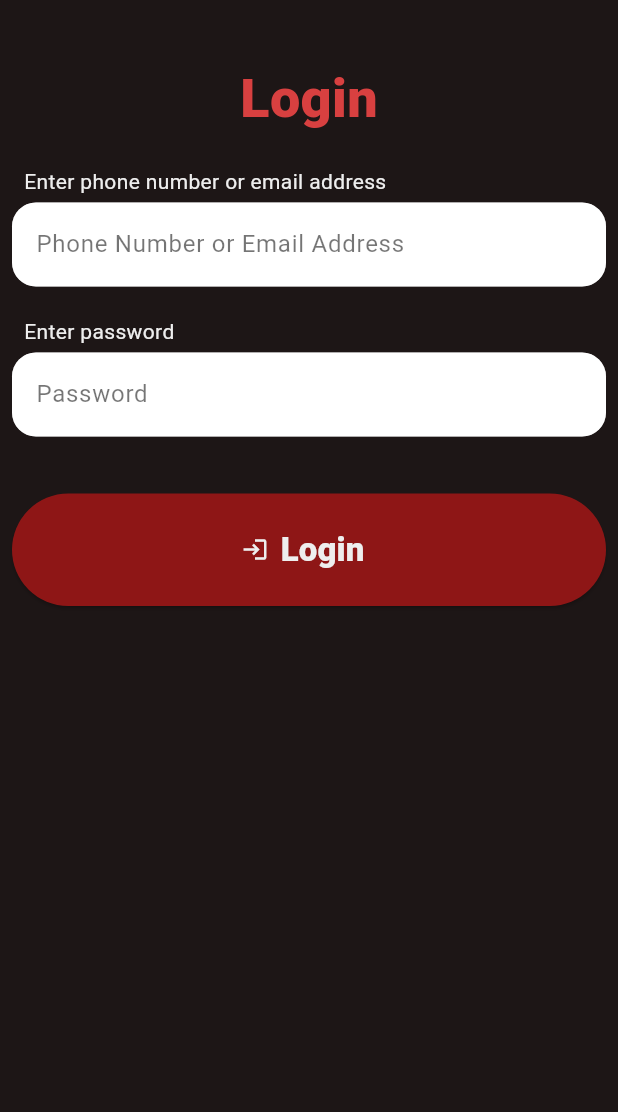
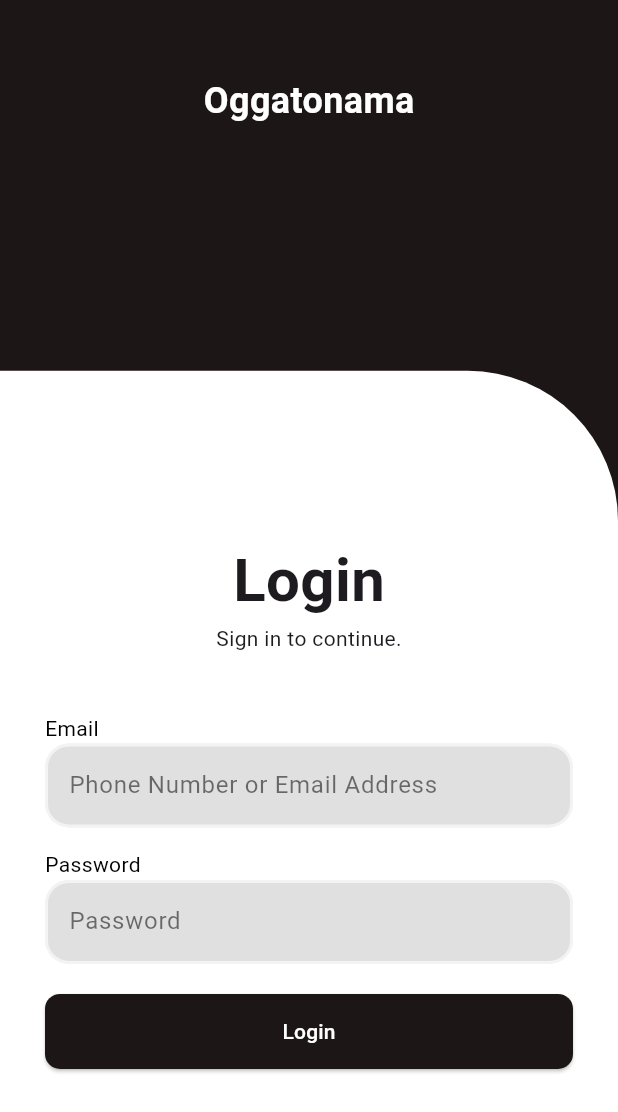
Before and after one commit to PanthaProtick/oggatonama, a Flutter app: the Login screen opened directly, on a phone screen of 412 x 824 dp. Shown: the top 1112 px of the screen. Run offline on Flutter 3.47's test engine with Material 3 defaults, Android fonts, the phone set to English and light mode, and no system bars; our stand-ins replace cloud_firestore, firebase_auth, firebase_core, get; accounts and stored records are empty.

Commit message:
Remastered Login/Rege page

```diff
--- a/lib/login.dart
+++ b/lib/login.dart
@@ -20,34 +20,55 @@ class Login extends StatelessWidget {
 
     return Scaffold(
       backgroundColor: const Color(0xFF1D1616),
-      body: SingleChildScrollView(
+      body: Stack(
+        children: [
+          Align(
+            alignment: Alignment.topCenter,
+            child: Padding(
+              padding: const EdgeInsets.only(top: 50),
+              child: Text(
+                'Oggatonama',
+                style: TextStyle(
+                  fontSize: 24,
+                  fontWeight: FontWeight.bold,
+                  color: Colors.white,
+                ),
+              ),
+            ),
+          ),
+          Align(
+            alignment: Alignment.bottomCenter,
+            child: Container(
+              height: MediaQuery.of(context).size.height * 0.7,
+              decoration: BoxDecoration(
+                color: Colors.white,
+                borderRadius: BorderRadius.only(
+                  topRight: Radius.circular(100),
+                ),
+              ),
+              child: Center(
+                child: Padding(
+                  padding: EdgeInsets.symmetric(horizontal: 30),
+                  child: SingleChildScrollView
+                  (
                     child: Column(
+                      mainAxisAlignment: MainAxisAlignment.center,
                       children: [
-            Padding(
-              padding: const EdgeInsets.fromLTRB(8, 40, 8, 8),
-              child: Text(
+                        Text(
                           'Login',
                           style: TextStyle(
-                    fontWeight: FontWeight.w800,
-                    fontSize: 36,
-                    color: const Color(0xFFD84040)),
+                            fontWeight: FontWeight.bold,
+                            fontSize: 40,
                           ),
                         ),
-            Column(children: [
-              Padding(
-                  padding: const EdgeInsets.all(8.0),
-                  child: Column(
-                    children: [
-                      const Padding(
-                        padding: EdgeInsets.fromLTRB(8, 4, 8, 4),
-                        child: Align(
+                        Text('Sign in to continue.'),
+                        const SizedBox(height: 40),
+                        Align(
                           alignment: Alignment.centerLeft,
                           child: Text(
-                            'Enter phone number or email address',
+                            'Email',
                             style: TextStyle(
-                                fontWeight: FontWeight.w400,
-                                fontSize: 14,
-                                color: Color(0xFFEEEEEE)),
+                              color: Colors.black,
                             ),
                           ),
                         ),
@@ -56,7 +77,10 @@ class Login extends StatelessWidget {
                           keyboardType: TextInputType.text,
                           decoration: InputDecoration(
                             filled: true,
-                          fillColor: Colors.white,
+                            fillColor: Colors.grey[300],
+                            border: OutlineInputBorder(
+                              borderRadius: BorderRadius.circular(10),
+                            ),
                             focusedBorder: border,
                             enabledBorder: border,
                             hintText: 'Phone Number or Email Address',
@@ -64,25 +88,14 @@ class Login extends StatelessWidget {
                               color: Colors.black54,
                             ),
                           ),
-                      )
-                    ],
-                  ))
-            ]),
-            Column(children: [
-              Padding(
-                  padding: const EdgeInsets.all(8.0),
-                  child: Column(
-                    children: [
-                      const Padding(
-                        padding: EdgeInsets.fromLTRB(8, 4, 8, 4),
-                        child: Align(
+                        ),
+                        const SizedBox(height: 15),
+                        Align(
                           alignment: Alignment.centerLeft,
                           child: Text(
-                            'Enter password',
+                            'Password',
                             style: TextStyle(
-                                fontWeight: FontWeight.w400,
-                                fontSize: 14,
-                                color: Color(0xFFEEEEEE)),
+                              color: Colors.black,
                             ),
                           ),
                         ),
@@ -92,7 +105,7 @@ class Login extends StatelessWidget {
                           obscureText: true,
                           decoration: InputDecoration(
                             filled: true,
-                          fillColor: Colors.white,
+                            fillColor: Colors.grey[300],
                             focusedBorder: border,
                             enabledBorder: border,
                             hintText: 'Password',
@@ -100,35 +113,39 @@ class Login extends StatelessWidget {
                               color: Colors.black54,
                             ),
                           ),
-                      )
-                    ],
-                  ))
-            ]),
-            Padding(
-              padding: const EdgeInsets.fromLTRB(8, 30, 8, 8),
-              child: Obx(() => controller.isLoading.value
-                  ? const CircularProgressIndicator()
-                  : ElevatedButton.icon(
-                onPressed: () async{
+                        ),
+                        SizedBox(height: 20),
+                        Obx(() => controller.isLoading.value
+                            ? CircularProgressIndicator()
+                            : SizedBox(
+                                width: double.infinity,
+                                height: 50,
+                                child: ElevatedButton(
+                                  style: ElevatedButton.styleFrom(
+                                    backgroundColor: const Color(0xFF1D1616),
+                                    shape: RoundedRectangleBorder(
+                                      borderRadius: BorderRadius.circular(10),
+                                    ),
+                                  ),
+                                  onPressed: () {
                                     controller.login(context);
                                   },
-                style: ElevatedButton.styleFrom(
-                    minimumSize: const Size(double.infinity, 75),
-                    backgroundColor: const Color(0xFF8E1616),
-                    foregroundColor: const Color(0xFFEEEEEE)),
-                label: const Text(
+                                  child: Text(
                                     'Login',
                                     style: TextStyle(
-                    fontWeight: FontWeight.w800,
-                    fontSize: 22,
+                                      color: Colors.white,
                                     ),
                                   ),
-                icon: const Icon(Icons.login_outlined,
-                    color: Color(0xFFEEEEEE)),
+                                ),
                               )),
+                      ],
+                    ),
+                  ),
+                ),
+              ),
+            ),
           ),
         ],
-        ),
       ),
     );
   }
```
Also changed, not shown: lib/register_page.dart (+87 -175 lines), pubspec.lock. Lines whose indentation alone changed are shown as unchanged.
